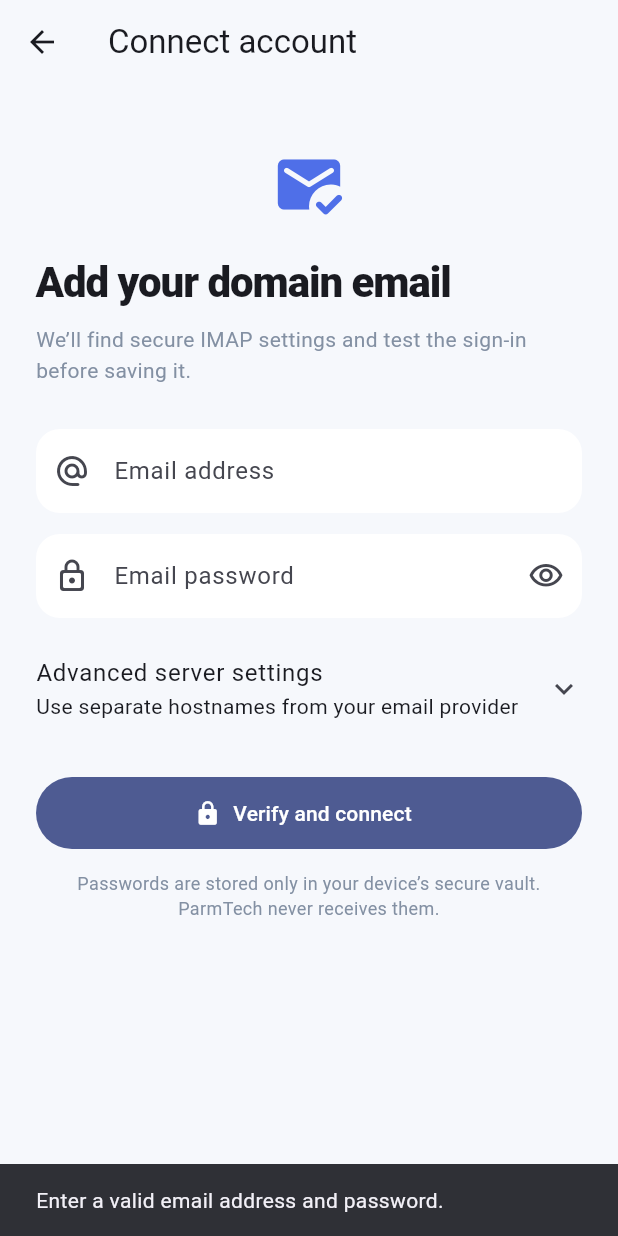
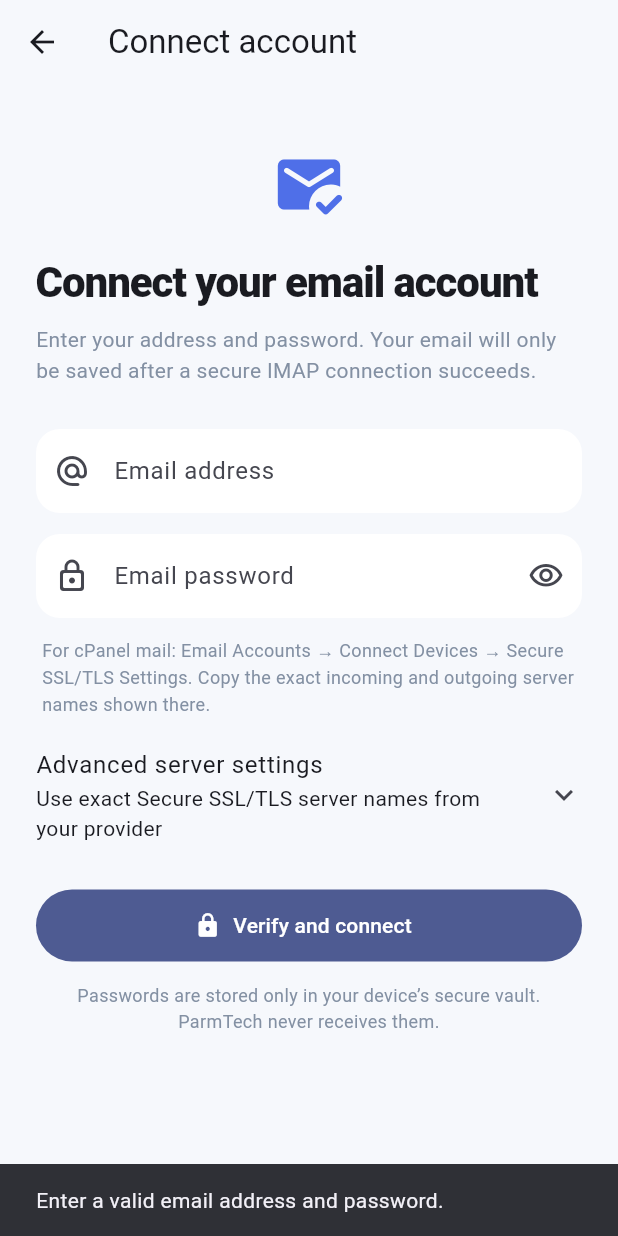
Before and after one commit to manbir6-ux/parmtech-mail, a Flutter app: the AddAccountPage screen opened directly, after a tap on "Verify and connect", on a phone screen of 412 x 824 dp. Run offline on Flutter 3.47's test engine with Material 3 defaults, Android fonts, the phone set to English and light mode, and no system bars; our stand-ins replace file_picker, flutter_local_notifications, flutter_secure_storage, printing; missing offline and left inert: cryptography, enough_mail, flutter_background_service, tray_manager, window_manager, workmanager; accounts and stored records are empty.

Commit message:
Verify IMAP without leaving account form; show actionable TLS errors and provider host suggestions

```diff
--- a/lib/main.dart
+++ b/lib/main.dart
@@ -594,7 +594,7 @@ class _MailHomeState extends State<MailHome>
     var refreshAfterConnect = false;
     setState(() => _syncing = true);
     try {
-      final verified = await _service.verify(account);
+      final verified = account; // Verified in AddAccountPage before closing.
       await _vault.add(verified);
       if (!mounted) return;
       setState(() {
@@ -2242,7 +2242,10 @@ class _AddAccountPageState extends State<AddAccountPage> {
   final _password = TextEditingController();
   final _imapHost = TextEditingController();
   final _smtpHost = TextEditingController();
+  final _verifyService = CpanelMailService();
   bool _hide = true;
+  bool _testing = false;
+  String? _connectionError;
   @override
   void dispose() {
     _email.dispose();
@@ -2265,7 +2268,7 @@ class _AddAccountPageState extends State<AddAccountPage> {
             const Icon(Icons.mark_email_read_rounded, size: 50, color: _orange),
             const SizedBox(height: 20),
             const Text(
-              'Add your domain email',
+              'Connect your email account',
               style: TextStyle(
                 fontSize: 28,
                 fontWeight: FontWeight.w900,
@@ -2274,12 +2277,13 @@ class _AddAccountPageState extends State<AddAccountPage> {
             ),
             const SizedBox(height: 8),
             const Text(
-              'We’ll find secure IMAP settings and test the sign-in before saving it.',
+              'Enter your address and password. Your email will only be saved after a secure IMAP connection succeeds.',
               style: TextStyle(color: _muted, height: 1.5),
             ),
             const SizedBox(height: 28),
             TextField(
               controller: _email,
+              onChanged: (_) => setState(() => _connectionError = null),
               keyboardType: TextInputType.emailAddress,
               textInputAction: TextInputAction.next,
               autofillHints: const [AutofillHints.email],
@@ -2307,11 +2311,29 @@ class _AddAccountPageState extends State<AddAccountPage> {
                 ),
               ),
             ),
+            const SizedBox(height: 12),
+            Padding(
+              padding: const EdgeInsets.symmetric(horizontal: 4),
+              child: Text(
+                mailSetupHint(_email.text),
+                style: const TextStyle(fontSize: 12, height: 1.5, color: _muted),
+              ),
+            ),
+            if (isValidMailAddress(_email.text)) ...[
+              const SizedBox(height: 5),
+              Padding(
+                padding: const EdgeInsets.symmetric(horizontal: 4),
+                child: Text(
+                  'Suggested: IMAP ${cPanelHostCandidates(_email.text).first.host} · SMTP ${recommendedSmtpHost(_email.text)}',
+                  style: const TextStyle(fontSize: 11, color: _orange),
+                ),
+              ),
+            ],
             const SizedBox(height: 10),
             ExpansionTile(
               tilePadding: EdgeInsets.zero,
               title: const Text('Advanced server settings'),
-              subtitle: const Text('Use separate hostnames from your email provider'),
+              subtitle: const Text('Use exact Secure SSL/TLS server names from your provider'),
               children: [
                 TextField(
                   controller: _imapHost,
@@ -2338,12 +2360,49 @@ class _AddAccountPageState extends State<AddAccountPage> {
               ],
             ),
             const SizedBox(height: 22),
+            if (_connectionError != null) ...[
+              Container(
+                padding: const EdgeInsets.all(14),
+                decoration: BoxDecoration(
+                  color: Theme.of(context).colorScheme.errorContainer,
+                  borderRadius: BorderRadius.circular(12),
+                ),
+                child: Column(
+                  crossAxisAlignment: CrossAxisAlignment.start,
+                  children: [
+                    Text('Connection could not be verified',
+                      style: TextStyle(
+                        color: Theme.of(context).colorScheme.onErrorContainer,
+                        fontWeight: FontWeight.bold,
+                      )),
+                    const SizedBox(height: 8),
+                    SelectableText(
+                      _connectionError!,
+                      style: TextStyle(
+                        height: 1.45,
+                        color: Theme.of(context).colorScheme.onErrorContainer,
+                        fontSize: 12,
+                      ),
+                    ),
+                    const SizedBox(height: 8),
+                    const Text(
+                      'You can adjust the IMAP/SMTP hostnames above and retry without retyping your password.',
+                      style: TextStyle(fontSize: 12),
+                    ),
+                  ],
+                ),
+              ),
+              const SizedBox(height: 14),
+            ],
             FilledButton.icon(
-              onPressed: _submit,
-              icon: const Icon(Icons.lock_rounded),
-              label: const Padding(
-                padding: EdgeInsets.symmetric(vertical: 14),
-                child: Text('Verify and connect'),
+              onPressed: _testing ? null : _submit,
+              icon: _testing
+                  ? const SizedBox(height: 18, width: 18,
+                      child: CircularProgressIndicator(strokeWidth: 2))
+                  : const Icon(Icons.lock_rounded),
+              label: Padding(
+                padding: const EdgeInsets.symmetric(vertical: 14),
+                child: Text(_testing ? 'Testing secure connection…' : 'Verify and connect'),
               ),
             ),
             const SizedBox(height: 14),
@@ -2357,39 +2416,52 @@ class _AddAccountPageState extends State<AddAccountPage> {
       ),
     ),
   );
-  void _submit() {
+  Future<void> _submit() async {
     final email = _email.text.trim();
     if (!isValidMailAddress(email) || _password.text.isEmpty) {
       ScaffoldMessenger.of(context).showSnackBar(
-        const SnackBar(
-          content: Text('Enter a valid email address and password.'),
-        ),
+        const SnackBar(content: Text('Enter a valid email address and password.')),
       );
       return;
     }
-    final defaultHost = cPanelHostCandidates(email).first.host;
+    final recommended = cPanelHostCandidates(email);
+    if (recommended.isEmpty) return;
+    final manual = _imapHost.text.trim().isNotEmpty ||
+        _smtpHost.text.trim().isNotEmpty;
     final imapHost = _imapHost.text.trim().isEmpty
-        ? defaultHost
+        ? recommended.first.host
         : _imapHost.text.trim().toLowerCase();
     final smtpHost = _smtpHost.text.trim().isEmpty
-        ? imapHost
+        ? recommendedSmtpHost(email)
         : _smtpHost.text.trim().toLowerCase();
     if (!isValidMailServerHost(imapHost) ||
         !isValidMailServerHost(smtpHost)) {
       ScaffoldMessenger.of(context).showSnackBar(const SnackBar(
-        content: Text('Enter valid DNS hostnames without https:// or port numbers.'),
+        content: Text('Enter DNS hostnames without https:// or port numbers.'),
       ));
       return;
     }
-    Navigator.pop(
-      context,
-      MailAccount(
+
+    setState(() {
+      _testing = true;
+      _connectionError = null;
+    });
+    try {
+      final verified = await _verifyService.verify(MailAccount(
         email: email,
         password: _password.text,
         imapHost: imapHost,
         smtpHost: smtpHost,
-      ),
-    );
+        useCustomServer: manual,
+      ));
+      if (mounted) Navigator.pop(context, verified);
+    } catch (error) {
+      if (mounted) {
+        setState(() => _connectionError = friendlyMailError(error));
+      }
+    } finally {
+      if (mounted) setState(() => _testing = false);
+    }
   }
 }
 
```
